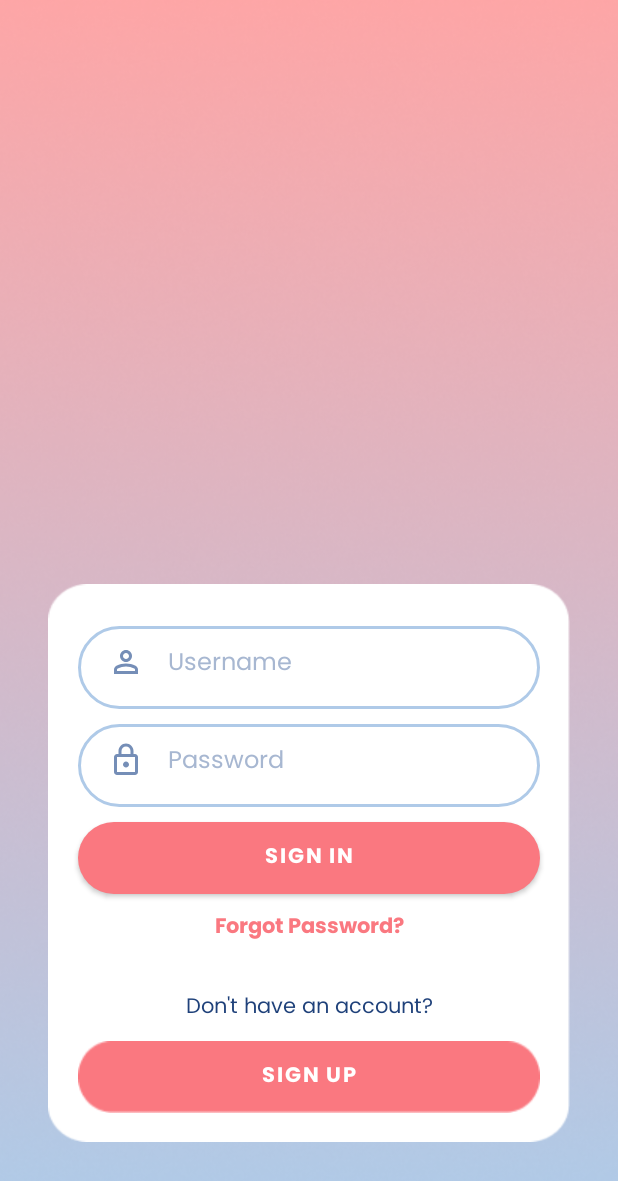
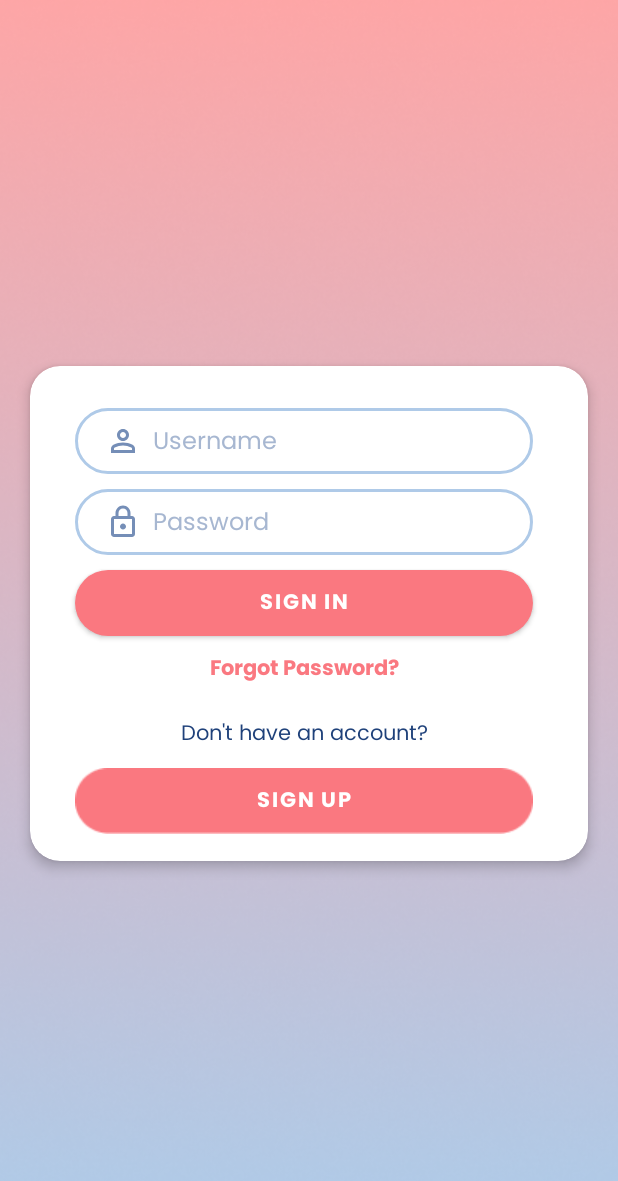
Before and after one commit to Adr029/Memoir-Slambook, an Android app: the screen it shows after launch (signIn), on a phone screen of 412 x 824 dp. Shown: the top 1181 px of the screen. Run offline under Robolectric (Android 15) with nearby library versions, the phone set to English and light mode, and no system bars.

Commit message:
card view in sign in

```diff
--- a/app/src/main/res/layout/sign_in.xml
+++ b/app/src/main/res/layout/sign_in.xml
@@ -9,16 +9,25 @@
     android:paddingBottom="6dp"
     tools:context=".signIn">
 
-    <LinearLayout
-        android:layout_width="348dp"
-        android:layout_height="372dp"
-        android:background="@drawable/rectangle_white"
-        android:orientation="vertical"
+    <androidx.cardview.widget.CardView
+        android:layout_width="match_parent"
+        android:layout_height="wrap_content"
+        android:layout_marginLeft="20dp"
+        android:layout_marginRight="20dp"
+        android:padding="20dp"
+        app:cardCornerRadius="20dp"
+        app:cardElevation="5dp"
         app:layout_constraintBottom_toBottomOf="parent"
         app:layout_constraintEnd_toEndOf="parent"
         app:layout_constraintStart_toStartOf="parent"
-        app:layout_constraintTop_toTopOf="parent"
-        app:layout_constraintVertical_bias="0.873">
+        app:layout_constraintTop_toTopOf="parent">
+
+        <LinearLayout
+            android:layout_width="wrap_content"
+            android:layout_height="330dp"
+            android:layout_marginLeft="10dp"
+            android:layout_marginRight="10dp"
+            android:orientation="vertical">
 
             <Space
                 android:layout_width="match_parent"
@@ -27,47 +36,47 @@
             <EditText
                 android:id="@+id/input_username"
                 android:layout_width="match_parent"
-            android:layout_height="55dp"
+                android:layout_height="44dp"
                 android:layout_marginLeft="20dp"
                 android:layout_marginTop="10dp"
                 android:layout_marginRight="20dp"
                 android:background="@drawable/text_field"
                 android:drawableStart="@drawable/ic_user_name"
-            android:drawablePadding="16dp"
+                android:drawablePadding="8dp"
                 android:ems="10"
                 android:fontFamily="@font/poppins_regular"
                 android:hint="Username"
                 android:includeFontPadding="false"
                 android:inputType="text"
                 android:paddingLeft="20dp"
-            android:paddingBottom="7dp"
+                android:textColor="@color/blue"
                 android:textColorHint="#A7B7D1"
                 android:textSize="16sp" />
 
             <EditText
                 android:id="@+id/input_password"
                 android:layout_width="match_parent"
-            android:layout_height="55dp"
+                android:layout_height="44dp"
                 android:layout_marginLeft="20dp"
                 android:layout_marginTop="10dp"
                 android:layout_marginRight="20dp"
                 android:background="@drawable/text_field"
                 android:drawableStart="@drawable/ic_password"
-            android:drawablePadding="16dp"
+                android:drawablePadding="8dp"
                 android:ems="10"
                 android:fontFamily="@font/poppins_regular"
                 android:hint="Password"
                 android:includeFontPadding="false"
                 android:inputType="textPassword"
                 android:paddingLeft="20dp"
-            android:paddingBottom="7dp"
+                android:textColor="@color/blue"
                 android:textColorHint="#A7B7D1"
                 android:textSize="16sp" />
 
             <Button
                 android:id="@+id/signIn"
                 android:layout_width="match_parent"
-            android:layout_height="wrap_content"
+                android:layout_height="44dp"
                 android:layout_marginLeft="20dp"
                 android:layout_marginTop="10dp"
                 android:layout_marginRight="20dp"
@@ -89,7 +98,7 @@
 
             <Space
                 android:layout_width="match_parent"
-            android:layout_height="29dp" />
+                android:layout_height="19dp" />
 
             <TextView
                 android:id="@+id/textView4"
@@ -103,7 +112,7 @@
             <Button
                 android:id="@+id/signUp"
                 android:layout_width="match_parent"
-            android:layout_height="wrap_content"
+                android:layout_height="44dp"
                 android:layout_marginLeft="20dp"
                 android:layout_marginTop="10dp"
                 android:layout_marginRight="20dp"
@@ -113,5 +122,6 @@
                 android:textColor="@color/white" />
 
         </LinearLayout>
+    </androidx.cardview.widget.CardView>
 
 </androidx.constraintlayout.widget.ConstraintLayout>
```
Lines whose indentation alone changed are shown as unchanged.
